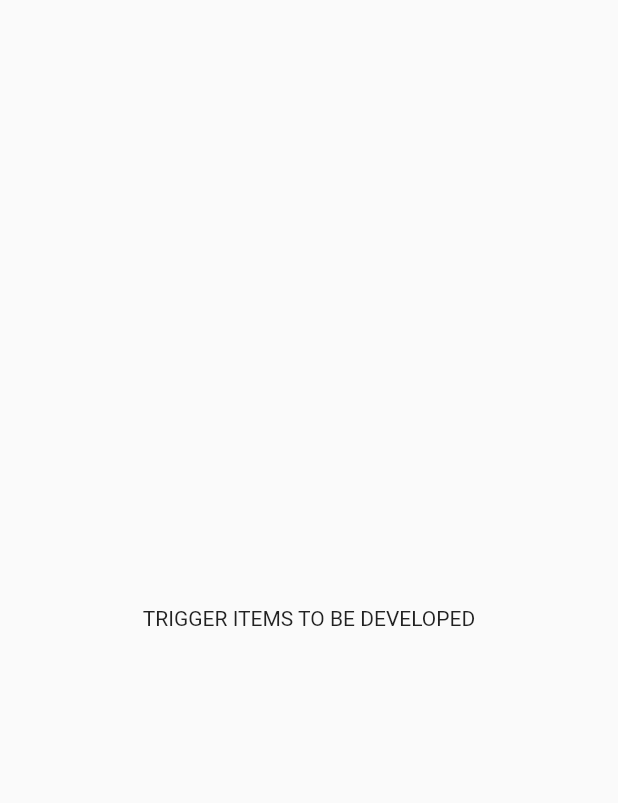
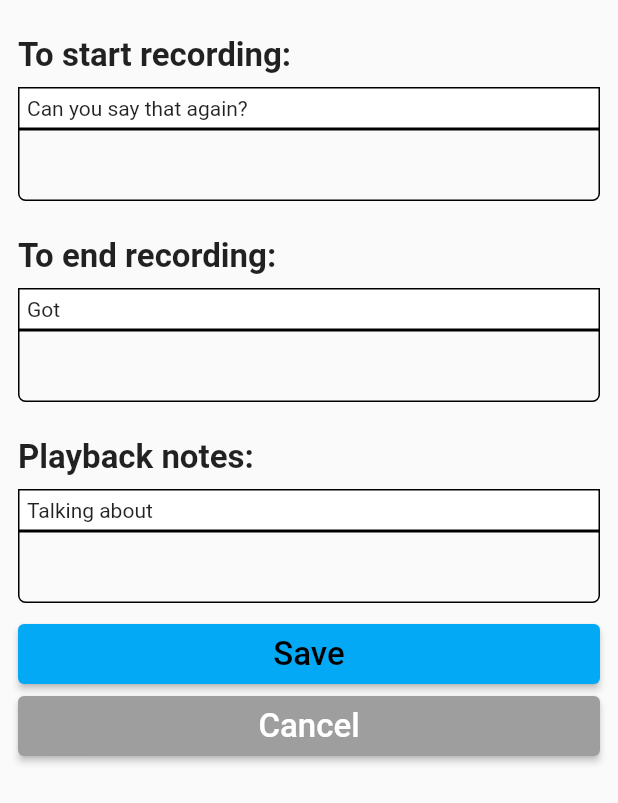
Before and after one commit to umgc/fall2021, a Flutter app: the Trigger screen opened directly, on a phone screen of 412 x 824 dp. Shown: the top 803 px of the screen. Run offline on Flutter 3.47's test engine with Material 2 defaults, Android fonts, the phone set to English and light mode, and no system bars; our stand-ins replace avatar_glow, file, flutter_mobx, flutter_tts, fluttertoast, font_awesome_flutter and 4 more; missing offline and left inert: device_info_plus_web, encrypt, flutter_search_bar, shared_preferences_web; accounts and stored records are empty; generated files the repository leaves out were written again.

Commit message:
Update Trigger.dart

```diff
--- a/lib/Screens/Settings/Trigger.dart
+++ b/lib/Screens/Settings/Trigger.dart
@@ -10,8 +10,132 @@ class TriggerState extends State<Trigger> {
   Widget build(BuildContext context) {
     return Scaffold(
         body: Center(
-          child: Text("TRIGGER ITEMS TO BE DEVELOPED"),
+          child: ListView(
+            padding: EdgeInsets.only(left: 12, top: 0, right: 12, bottom: 0),
+            children: [
+              buildText('To start recording:'),
+              Container(
+                child: Text('Can you say that again?'),
+                padding: EdgeInsets.only(left: 5, top: 5, right: 5, bottom: 5),
+                decoration: BoxDecoration(
+                  color: Colors.white,
+                  border: Border.all(
+                    color: Colors.black,
+                    width: 1.0,
+
+                  ),
+                ),
+              ),
+
+              SizedBox(height: 0,),
+              TextField(
+                decoration: InputDecoration(
+                    contentPadding: EdgeInsets.all(1),
+                    border: OutlineInputBorder(
+
+                    ),
+                    enabledBorder: OutlineInputBorder(
+                      borderSide: BorderSide(color: Colors.black),
+                      borderRadius: BorderRadius.only(
+                        topLeft: Radius.zero, topRight: Radius.zero, bottomLeft: Radius.circular(5), bottomRight: Radius.circular(5),),
+                    )
+                ),
+              ),
+
+              buildText('To end recording:'),
+              Container(
+                child: Text('Got'),
+                padding: EdgeInsets.only(left: 5, top: 5, right: 5, bottom: 5),
+                decoration: BoxDecoration(
+                  color: Colors.white,
+                  border: Border.all(
+                    color: Colors.black,
+                    width: 1.0,
+                  ),
+                ),
+              ),
+              SizedBox(height: 0,),
+              TextField(
+                decoration: InputDecoration(
+                    contentPadding: EdgeInsets.all(1),
+                    border: OutlineInputBorder(
+                    ),
+                    enabledBorder: OutlineInputBorder(
+                      borderSide: BorderSide(color: Colors.black),
+                      borderRadius: BorderRadius.only(
+                        topLeft: Radius.zero, topRight: Radius.zero, bottomLeft: Radius.circular(5), bottomRight: Radius.circular(5),),
+                    )
+                ),
+              ),
+
+              buildText('Playback notes:'),
+              Container(
+                child: Text('Talking about'),
+                padding: EdgeInsets.only(left: 5, top: 5, right: 5, bottom: 5),
+                decoration: BoxDecoration(
+                  color: Colors.white,
+                  border: Border.all(
+                    color: Colors.black,
+                    width: 1.0,
+                  ),
+                ),
+              ),
+              SizedBox(height: 0,),
+              TextField(
+                decoration: InputDecoration(
+                    contentPadding: EdgeInsets.all(1),
+                    border: OutlineInputBorder(
+                    ),
+                    enabledBorder: OutlineInputBorder(
+                      borderSide: BorderSide(color: Colors.black),
+                      borderRadius: BorderRadius.only(
+                        topLeft: Radius.zero, topRight: Radius.zero, bottomLeft: Radius.circular(5), bottomRight: Radius.circular(5),),
+                    )
+                ),
+              ),
+
+              //SAVE BUTTON
+              Container(
+                padding: const EdgeInsets.only(left: 0, top: 10, right: 0, bottom: 0),
+                child: ElevatedButton(
+
+                  onPressed: () {},
+                  child: Text("Save", style: TextStyle(fontSize: 22),),
+                  style: ElevatedButton.styleFrom(
+                      fixedSize: Size(30, 40),
+                      primary: Colors.lightBlue,
+                      onPrimary: Colors.black
+                  ),
+                ),
+              ),
+
+              //CANCEL BUTTON
+              Container(
+                padding: const EdgeInsets.only(left: 0, top: 0, right: 0, bottom: 0),
+                child: ElevatedButton(
+
+                  onPressed: () {},
+                  child: Text("Cancel", style: TextStyle(fontSize: 22),),
+                  style: ElevatedButton.styleFrom(
+                      fixedSize: Size(30, 40),
+                      primary: Colors.grey
+                  ),
+                ),
+              )
+
+            ],
+          ),
+
         )
     );
   }
+
+  Widget buildText(String text) => Container(
+    margin: EdgeInsets.fromLTRB(0, 24, 0, 8),
+    child: Text(
+      text,
+      style: TextStyle(fontWeight: FontWeight.bold, fontSize: 22),
+    ),
+  );
+
 }
```
